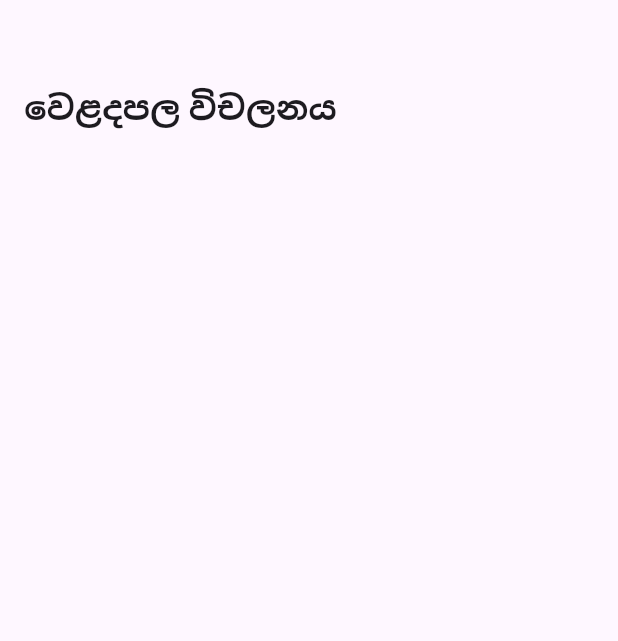
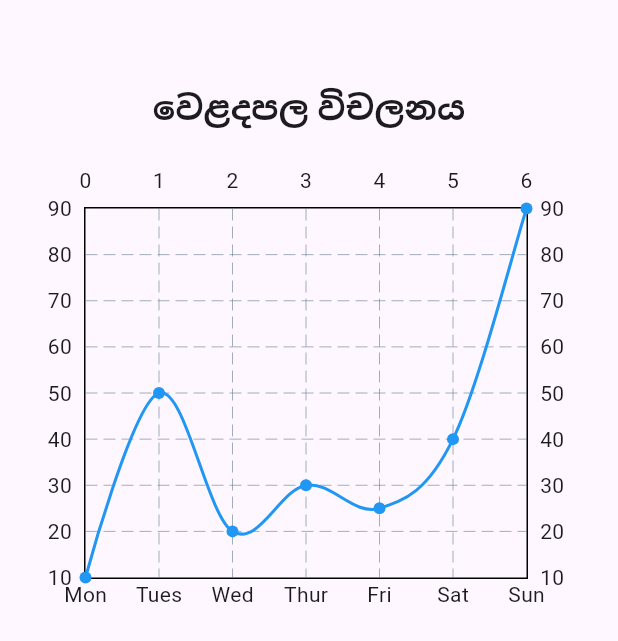
Before and after one commit to SarangaSiriwardhana9/BetleCare-App, a Flutter app: the MarketVolatilityScreen screen opened directly, on a phone screen of 412 x 824 dp. Shown: the top 641 px of the screen. Run offline on Flutter 3.47's test engine with Material 3 defaults, Android fonts, the phone set to English and light mode, and no system bars; drawn by our look-alikes of fl_chart; our stand-ins replace badges, geolocator, google_maps_flutter, google_nav_bar, google_sign_in, line_icons and 2 more; accounts and stored records are empty; network calls fail.

Commit message:
Kavindi | Market Volatility

```diff
--- a/betlecare/lib/pages/market/market_volatility.dart
+++ b/betlecare/lib/pages/market/market_volatility.dart
@@ -1,4 +1,5 @@
 import 'package:flutter/material.dart';
+import 'package:fl_chart/fl_chart.dart';
 
 class MarketVolatilityScreen extends StatelessWidget {
   const MarketVolatilityScreen({super.key});
@@ -23,6 +24,10 @@
                     ),
                   ),
                   const SizedBox(height: 20),
+                  SizedBox(
+                    height: 300,
+                    child: PriceLineChart(),
+                  ),
                 ],
               ),
             ),
@@ -32,3 +37,46 @@
     );
   }
 }
+
+class PriceLineChart extends StatelessWidget {
+  final List<double> prices = [10, 50, 20, 30, 25, 40, 90];
+  final List<String> days = ["Mon", "Tues", "Wed", "Thur", "Fri", "Sat", "Sun"];
+
+  PriceLineChart({super.key});
+
+  @override
+  Widget build(BuildContext context) {
+    return LineChart(
+      LineChartData(
+        gridData: FlGridData(show: true),
+        titlesData: FlTitlesData(
+          leftTitles: const AxisTitles(
+            sideTitles: SideTitles(showTitles: true, reservedSize: 40),
+          ),
+          bottomTitles: AxisTitles(
+            sideTitles: SideTitles(
+              showTitles: true,
+              getTitlesWidget: (value, meta) {
+                return Text(days[value.toInt()]);
+              },
+              interval: 1,
+            ),
+          ),
+        ),
+        borderData: FlBorderData(show: true),
+        lineBarsData: [
+          LineChartBarData(
+            spots: List.generate(
+              prices.length,
+              (index) => FlSpot(index.toDouble(), prices[index]),
+            ),
+            isCurved: true,
+            color: Colors.blue,
+            dotData: FlDotData(show: true),
+            barWidth: 2,
+          ),
+        ],
+      ),
+    );
+  }
+}
--- a/betlecare/pubspec.yaml
+++ b/betlecare/pubspec.yaml
@@ -45,6 +45,7 @@
   supabase_flutter: ^2.8.3
   flutter_dotenv: ^5.1.0
   google_sign_in: ^6.2.2
+  fl_chart: ^0.70.2
 
 dev_dependencies:
   flutter_test:
```
Also changed, not shown: betlecare/lib/pages/market/a_market_screen.dart (+26 -2 lines), betlecare/pubspec.lock.
